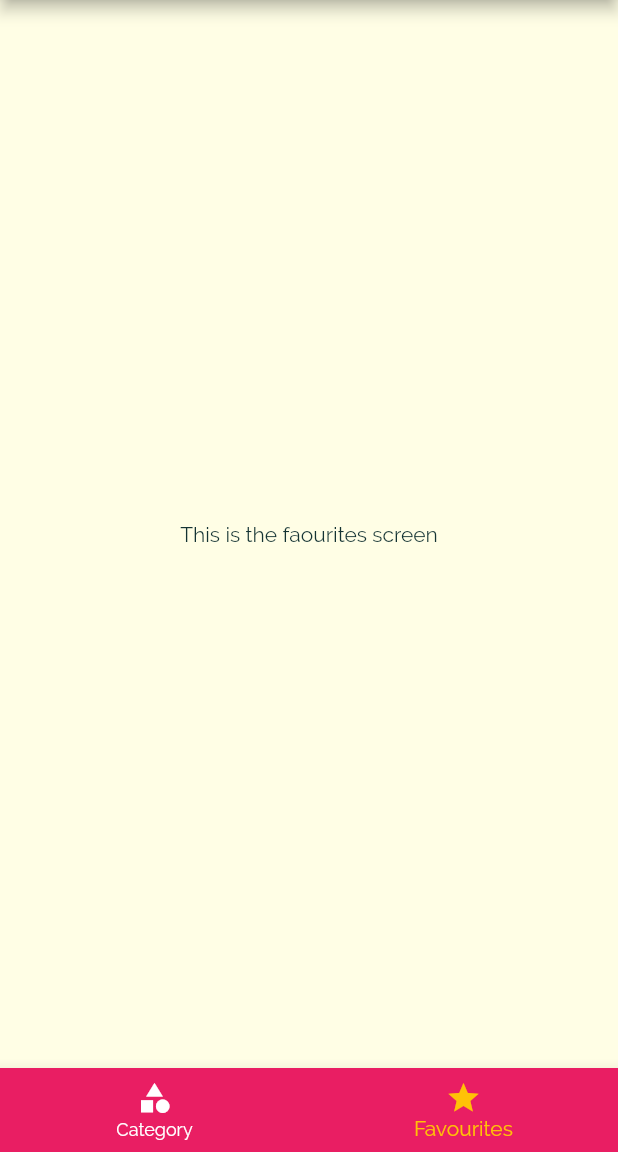
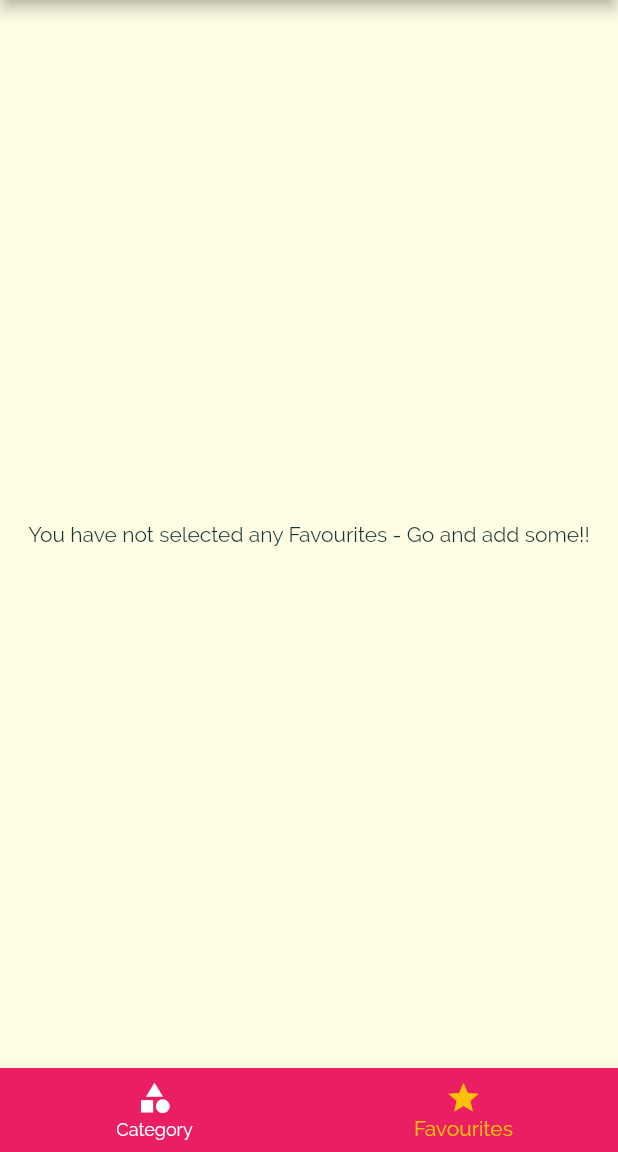
Before and after one commit to SwapnanilHalder/Meals-App, a Flutter app: the screen it shows after launch, item 2 of the bottom bar chosen, on a phone screen of 412 x 824 dp, the part 84-1236 px from its top. Run offline on Flutter 3.47's test engine with Material 2 defaults, Android fonts, the phone set to English and light mode, and no system bars.

Commit message:
App Completed Stage 1

```diff
--- a/lib/Screens/favourites_screen.dart
+++ b/lib/Screens/favourites_screen.dart
@@ -1,12 +1,33 @@
 import 'package:flutter/material.dart';
+import '../Widget/list_meals.dart';
+import '../Models/meal_builder.dart';
 
 class FavouritesScreen extends StatelessWidget {
-  const FavouritesScreen({Key key}) : super(key: key);
+  final List<MealBuilder> _favouriteMeals;
 
+  FavouritesScreen(this._favouriteMeals);
   @override
   Widget build(BuildContext context) {
-    return Center(
-      child: Text("This is the faourites screen"),
-    );
+    if (_favouriteMeals.isEmpty) {
+      return Center(
+        child: Text("You have not selected any Favourites - Go and add some!!"),
+      );
+    } else {
+      return ListView.builder(
+        itemCount: _favouriteMeals.length,
+        itemBuilder: (BuildContext context, int index) {
+          var item = _favouriteMeals[index];
+          return ListMeals(
+            id: item.id,
+            title: item.title,
+            imageUrl: item.imageUrl,
+            duration: item.duration,
+            affordability: item.affordability,
+            complexity: item.complexity,
+            removeItem: null,
+          );
+        },
+      );
+    }
   }
 }
--- a/lib/Screens/tabs_screen.dart
+++ b/lib/Screens/tabs_screen.dart
@@ -1,26 +1,34 @@
 import 'package:flutter/material.dart';
+import 'package:meals_app/Models/meal_builder.dart';
 import '../Widget/main_drawer.dart';
 import '../Screens/categories_screen.dart';
 import '../Screens/favourites_screen.dart';
 
 class TabsScreen extends StatefulWidget {
-  TabsScreen({Key key}) : super(key: key);
+  final List<MealBuilder> favouriteMeals;
+  TabsScreen(this.favouriteMeals);
 
   @override
   _TabsScreenState createState() => _TabsScreenState();
 }
 
 class _TabsScreenState extends State<TabsScreen> {
-  final List<Map> _pages = [
+  List<Map> _pages;
+
+  @override
+  void initState() {
+    super.initState();
+    _pages = [
       {
         "page": CategoriesScreen(),
         "title": "Category of Meals",
       },
       {
-      "page": FavouritesScreen(),
+        "page": FavouritesScreen(widget.favouriteMeals),
         "title": "Your Favourites",
       }
     ];
+  }
 
   int _selectedPageIndex = 0;
 
@@ -32,7 +40,8 @@ class _TabsScreenState extends State<TabsScreen> {
 
   @override
   Widget build(BuildContext context) {
-    print("1 cm in pixel: " + (MediaQuery.of(context).size.height / 13.5).toStringAsFixed(2));
+    print("1 cm in pixel: " +
+        (MediaQuery.of(context).size.height / 13.5).toStringAsFixed(2));
     return Scaffold(
       drawer: MainDrawer(),
       appBar: AppBar(
--- a/lib/main.dart
+++ b/lib/main.dart
@@ -26,6 +26,25 @@ class _MyAppState extends State<MyApp> {
   };
 
   List<MealBuilder> _availableMeals = DUMMY_MEALS;
+  List<MealBuilder> _favouriteMeals = [];
+
+  void _toggleFavourite(String mealId) {
+    final indexMeal = _favouriteMeals.indexWhere((meal) => (meal.id == mealId));
+    if (indexMeal >= 0) {
+      setState(() {
+        _favouriteMeals.removeAt(indexMeal);
+      });
+    } else {
+      setState(() {
+        _favouriteMeals
+            .add(DUMMY_MEALS.firstWhere((meal) => (meal.id == mealId)));
+      });
+    }
+  }
+
+  bool _isFavourite(String id) {
+    return _favouriteMeals.any((element) => element.id == id);
+  }
 
   void _setFilters(Map<String, bool> filterData) {
     setState(() {
@@ -42,6 +61,12 @@ class _MyAppState extends State<MyApp> {
 
   @override
   Widget build(BuildContext context) {
+    _favouriteMeals.forEach((meal) {
+      print(meal.title + ' , ');
+    });
+    _availableMeals.forEach((meal) {
+      print("available meals " + meal.title);
+    });
     return MaterialApp(
       title: "Deli Meals",
       theme: ThemeData(
@@ -64,10 +89,11 @@ class _MyAppState extends State<MyApp> {
             ),
       ),
       routes: {
-        '/': (_) => TabsScreen(),
+        '/': (_) => TabsScreen(_favouriteMeals),
         CategoryMealsScreen.routeName: (_) =>
             CategoryMealsScreen(_availableMeals),
-        MealDetailsScreen.routeName: (_) => MealDetailsScreen(),
+        MealDetailsScreen.routeName: (_) =>
+            MealDetailsScreen(_isFavourite, _toggleFavourite),
         FiltersScreen.routeName: (_) => FiltersScreen(_filters, _setFilters),
       },
       onGenerateRoute: (settings) {
```
Also changed, not shown: lib/Screens/meal_details_screen.dart (+18 -2 lines). Lines whose indentation alone changed are shown as unchanged.
